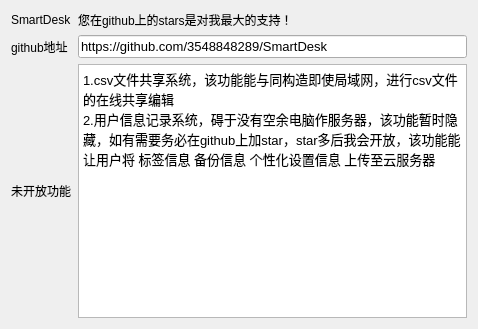
3548848289/SmartDesk, file MoreFunction/MoreFunction.ui: the form before one commit.
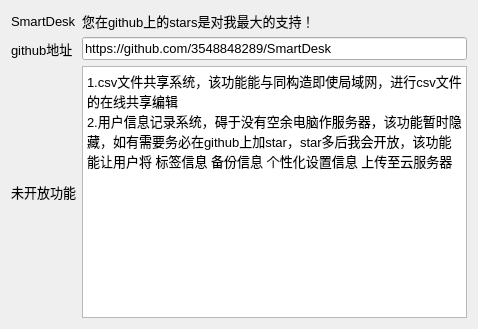
The form after the commit. Icons and pictures are not drawn.

Commit message: 完善图片文件查看功能，水印功能，新增支持查看svg文件

The edit to the form file:
```diff
--- a/MoreFunction/MoreFunction.ui
+++ b/MoreFunction/MoreFunction.ui
@@ -21,7 +21,7 @@
     <widget class="QLabel" name="label_4">
      <property name="font">
       <font>
-       <pointsize>9</pointsize>
+       <pointsize>10</pointsize>
       </font>
      </property>
      <property name="text">
@@ -31,9 +31,15 @@
    </item>
    <item row="0" column="1">
     <widget class="QLabel" name="label_5">
+     <property name="minimumSize">
+      <size>
+       <width>0</width>
+       <height>20</height>
+      </size>
+     </property>
      <property name="font">
       <font>
-       <pointsize>9</pointsize>
+       <pointsize>10</pointsize>
       </font>
      </property>
      <property name="text">
@@ -43,6 +49,11 @@
    </item>
    <item row="1" column="0">
     <widget class="QLabel" name="label">
+     <property name="font">
+      <font>
+       <pointsize>10</pointsize>
+      </font>
+     </property>
      <property name="text">
       <string>github地址</string>
      </property>
@@ -62,6 +73,11 @@
    </item>
    <item row="2" column="0">
     <widget class="QLabel" name="label_2">
+     <property name="font">
+      <font>
+       <pointsize>10</pointsize>
+      </font>
+     </property>
      <property name="text">
       <string>未开放功能</string>
      </property>
@@ -69,6 +85,11 @@
    </item>
    <item row="2" column="1">
     <widget class="QTextEdit" name="textEdit">
+     <property name="font">
+      <font>
+       <pointsize>10</pointsize>
+      </font>
+     </property>
      <property name="html">
       <string>&lt;!DOCTYPE HTML PUBLIC &quot;-//W3C//DTD HTML 4.0//EN&quot; &quot;http://www.w3.org/TR/REC-html40/strict.dtd&quot;&gt;
 &lt;html&gt;&lt;head&gt;&lt;meta name=&quot;qrichtext&quot; content=&quot;1&quot; /&gt;&lt;meta charset=&quot;utf-8&quot; /&gt;&lt;style type=&quot;text/css&quot;&gt;
@@ -76,9 +97,9 @@
 hr { height: 1px; border-width: 0; }
 li.unchecked::marker { content: &quot;\2610&quot;; }
 li.checked::marker { content: &quot;\2612&quot;; }
-&lt;/style&gt;&lt;/head&gt;&lt;body style=&quot; font-family:'Microsoft YaHei UI'; font-size:9pt; font-weight:400; font-style:normal;&quot;&gt;
-&lt;p style=&quot; margin-top:0px; margin-bottom:0px; margin-left:0px; margin-right:0px; -qt-block-indent:0; text-indent:0px;&quot;&gt;&lt;span style=&quot; font-size:10pt;&quot;&gt;1.csv文件共享系统，该功能能与同构造即使局域网，进行csv文件的在线共享编辑&lt;/span&gt;&lt;/p&gt;
-&lt;p style=&quot; margin-top:0px; margin-bottom:0px; margin-left:0px; margin-right:0px; -qt-block-indent:0; text-indent:0px;&quot;&gt;&lt;span style=&quot; font-size:10pt;&quot;&gt;2.用户信息记录系统，碍于没有空余电脑作服务器，该功能暂时隐藏，如有需要务必在github上加star，star多后我会开放，该功能能让用户将 标签信息 备份信息 个性化设置信息 上传至云服务器&lt;/span&gt;&lt;/p&gt;&lt;/body&gt;&lt;/html&gt;</string>
+&lt;/style&gt;&lt;/head&gt;&lt;body style=&quot; font-family:'Microsoft YaHei UI'; font-size:10pt; font-weight:400; font-style:normal;&quot;&gt;
+&lt;p style=&quot; margin-top:0px; margin-bottom:0px; margin-left:0px; margin-right:0px; -qt-block-indent:0; text-indent:0px;&quot;&gt;1.csv文件共享系统，该功能能与同构造即使局域网，进行csv文件的在线共享编辑&lt;/p&gt;
+&lt;p style=&quot; margin-top:0px; margin-bottom:0px; margin-left:0px; margin-right:0px; -qt-block-indent:0; text-indent:0px;&quot;&gt;2.用户信息记录系统，碍于没有空余电脑作服务器，该功能暂时隐藏，如有需要务必在github上加star，star多后我会开放，该功能能让用户将 标签信息 备份信息 个性化设置信息 上传至云服务器&lt;/p&gt;&lt;/body&gt;&lt;/html&gt;</string>
      </property>
     </widget>
    </item>
```
The commit also changes 23 other files.
